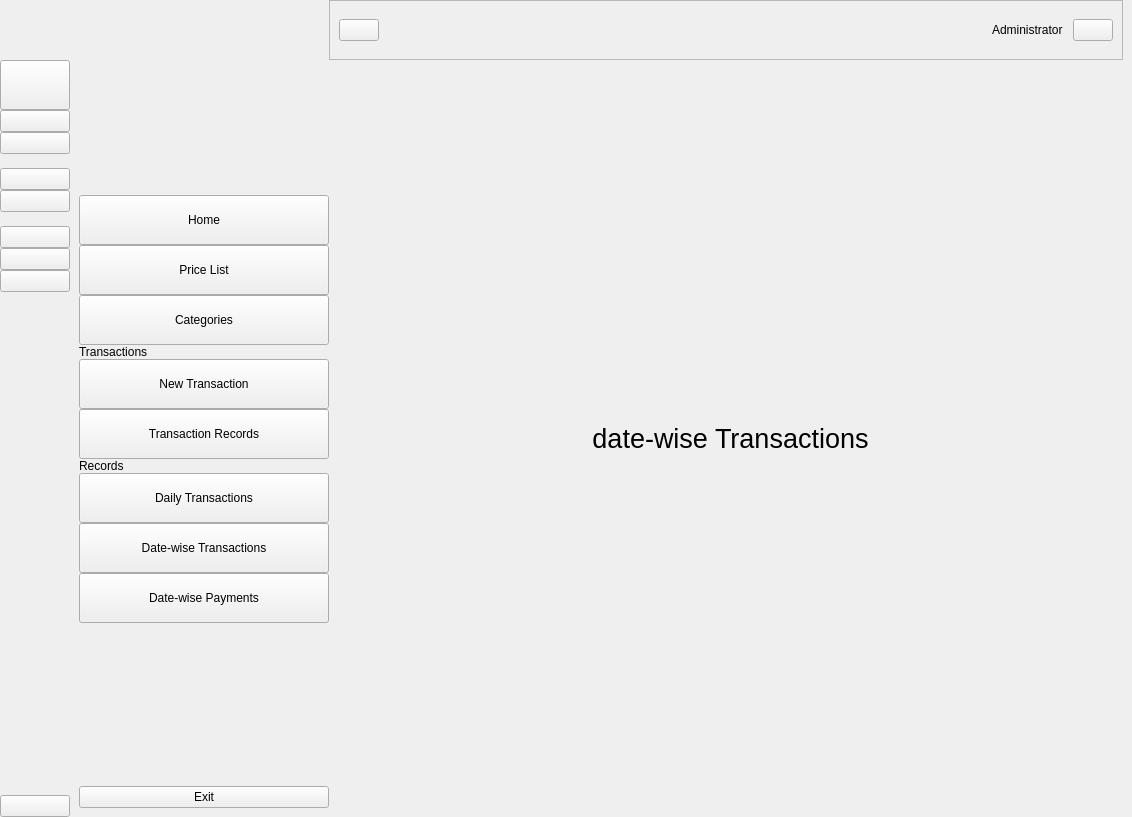
This is BDPS.ui in GildaFeb/Transaction-Management-System as Qt 5 draws it before an edit. The edited form follows.
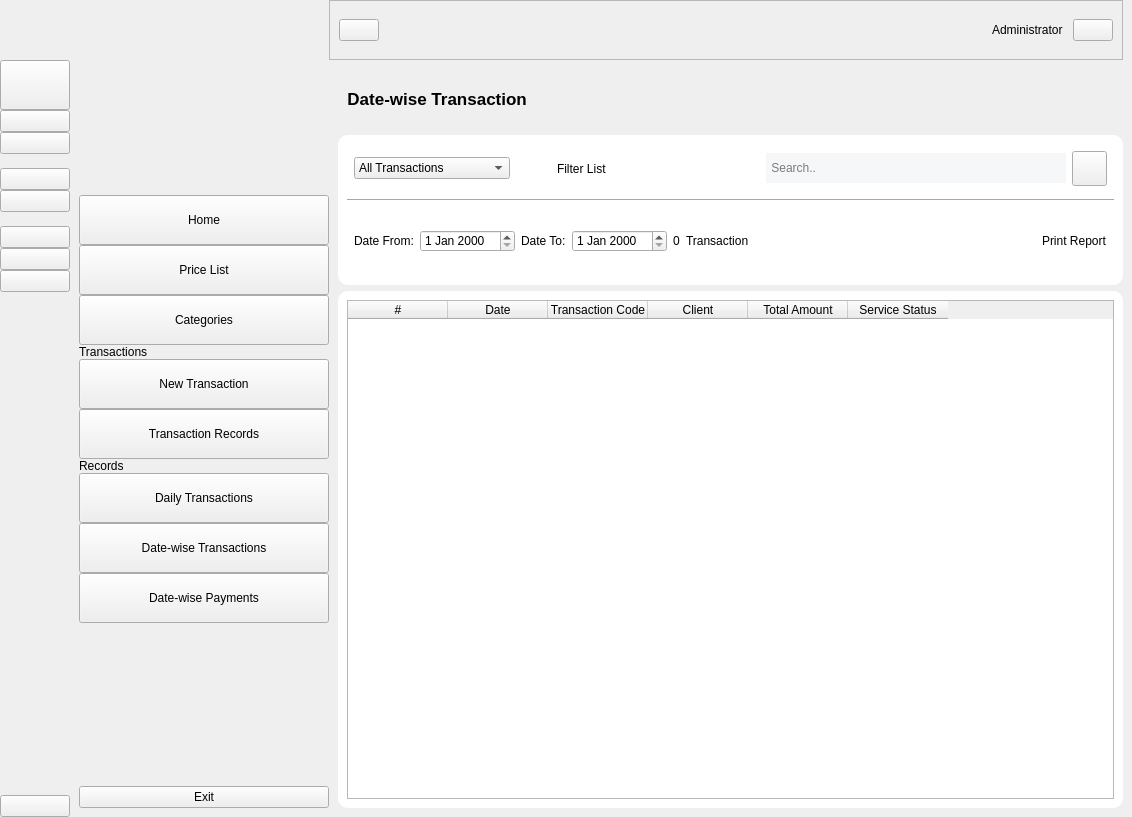
This is the edited form. The open tabs and pages were chosen to show the change. Icons and pictures are not drawn.

Commit message: 50% 3 Transaction Pages: Content and Layout Added

```diff
--- a/BDPS.ui
+++ b/BDPS.ui
@@ -974,7 +974,7 @@
           </size>
          </property>
          <property name="styleSheet">
-          <string notr="true">#action_area, #table_area {
+          <string notr="true">#action_area, #table_area, #action_area_payment, #table_area_payment {
 	background-color:white;
 	border-radius: 10px;
 }
@@ -3355,74 +3355,6 @@
                      </property>
                     </widget>
                    </item>
-                   <item>
-                    <widget class="QPushButton" name="pushButton_2">
-                     <property name="maximumSize">
-                      <size>
-                       <width>35</width>
-                       <height>35</height>
-                      </size>
-                     </property>
-                     <property name="baseSize">
-                      <size>
-                       <width>35</width>
-                       <height>35</height>
-                      </size>
-                     </property>
-                     <property name="cursor">
-                      <cursorShape>PointingHandCursor</cursorShape>
-                     </property>
-                     <property name="text">
-                      <string/>
-                     </property>
-                     <property name="icon">
-                      <iconset resource="resource.qrc">
-                       <normaloff>:/icon/icon/search-13-48.ico</normaloff>:/icon/icon/search-13-48.ico</iconset>
-                     </property>
-                    </widget>
-                   </item>
-                   <item>
-                    <widget class="QLineEdit" name="search">
-                     <property name="minimumSize">
-                      <size>
-                       <width>0</width>
-                       <height>30</height>
-                      </size>
-                     </property>
-                     <property name="maximumSize">
-                      <size>
-                       <width>16777215</width>
-                       <height>30</height>
-                      </size>
-                     </property>
-                     <property name="frame">
-                      <bool>false</bool>
-                     </property>
-                     <property name="placeholderText">
-                      <string>Search..</string>
-                     </property>
-                    </widget>
-                   </item>
-                   <item>
-                    <widget class="QLabel" name="label_46">
-                     <property name="text">
-                      <string>Date From:</string>
-                     </property>
-                    </widget>
-                   </item>
-                   <item>
-                    <widget class="QDateEdit" name="dateEdit_4"/>
-                   </item>
-                   <item>
-                    <widget class="QLabel" name="label_47">
-                     <property name="text">
-                      <string>Date To:</string>
-                     </property>
-                    </widget>
-                   </item>
-                   <item>
-                    <widget class="QDateEdit" name="dateEdit_5"/>
-                   </item>
                    <item>
                     <layout class="QHBoxLayout" name="horizontalLayout_31">
                      <property name="spacing">
@@ -3524,18 +3456,429 @@
          <widget class="QWidget" name="datewise_transactions">
           <layout class="QGridLayout" name="gridLayout_8">
            <item row="0" column="0">
-            <widget class="QLabel" name="datewise_payments">
-             <property name="font">
-              <font>
-               <pointsize>20</pointsize>
-              </font>
+            <widget class="QWidget" name="widget_30" native="true">
+             <property name="styleSheet">
+              <string notr="true">#date_wise, #date_wise_table {
+	background-color:white;
+	border-radius: 10px;
+}
+
+#separator2 {
+	background-color: #d6d9e1;
+}
+#search1{
+	background-color: #f5f7f9;
+
+}
+</string>
              </property>
-             <property name="text">
-              <string>date-wise Transactions</string>
-             </property>
-             <property name="alignment">
-              <set>Qt::AlignCenter</set>
-             </property>
+             <layout class="QVBoxLayout" name="verticalLayout_27">
+              <property name="leftMargin">
+               <number>0</number>
+              </property>
+              <property name="topMargin">
+               <number>0</number>
+              </property>
+              <property name="rightMargin">
+               <number>0</number>
+              </property>
+              <property name="bottomMargin">
+               <number>0</number>
+              </property>
+              <item>
+               <widget class="QLabel" name="label_47">
+                <property name="minimumSize">
+                 <size>
+                  <width>0</width>
+                  <height>60</height>
+                 </size>
+                </property>
+                <property name="maximumSize">
+                 <size>
+                  <width>16777215</width>
+                  <height>60</height>
+                 </size>
+                </property>
+                <property name="baseSize">
+                 <size>
+                  <width>0</width>
+                  <height>0</height>
+                 </size>
+                </property>
+                <property name="font">
+                 <font>
+                  <pointsize>13</pointsize>
+                  <weight>75</weight>
+                  <bold>true</bold>
+                 </font>
+                </property>
+                <property name="text">
+                 <string>  Date-wise Transaction</string>
+                </property>
+               </widget>
+              </item>
+              <item>
+               <widget class="QWidget" name="widget_31" native="true">
+                <property name="sizePolicy">
+                 <sizepolicy hsizetype="Preferred" vsizetype="Expanding">
+                  <horstretch>0</horstretch>
+                  <verstretch>0</verstretch>
+                 </sizepolicy>
+                </property>
+                <layout class="QVBoxLayout" name="verticalLayout_29">
+                 <property name="leftMargin">
+                  <number>0</number>
+                 </property>
+                 <property name="topMargin">
+                  <number>0</number>
+                 </property>
+                 <property name="rightMargin">
+                  <number>0</number>
+                 </property>
+                 <property name="bottomMargin">
+                  <number>0</number>
+                 </property>
+                 <item>
+                  <widget class="QWidget" name="date_wise" native="true">
+                   <property name="minimumSize">
+                    <size>
+                     <width>0</width>
+                     <height>150</height>
+                    </size>
+                   </property>
+                   <property name="maximumSize">
+                    <size>
+                     <width>16777215</width>
+                     <height>150</height>
+                    </size>
+                   </property>
+                   <layout class="QVBoxLayout" name="verticalLayout_28">
+                    <item>
+                     <layout class="QHBoxLayout" name="horizontalLayout_35">
+                      <property name="leftMargin">
+                       <number>7</number>
+                      </property>
+                      <property name="topMargin">
+                       <number>7</number>
+                      </property>
+                      <property name="rightMargin">
+                       <number>7</number>
+                      </property>
+                      <property name="bottomMargin">
+                       <number>7</number>
+                      </property>
+                      <item>
+                       <layout class="QHBoxLayout" name="horizontalLayout_33">
+                        <item>
+                         <widget class="QComboBox" name="comboBox_8">
+                          <item>
+                           <property name="text">
+                            <string>All Transactions</string>
+                           </property>
+                          </item>
+                          <item>
+                           <property name="text">
+                            <string>Succesful Transactions</string>
+                           </property>
+                          </item>
+                          <item>
+                           <property name="text">
+                            <string>Pending Transactions</string>
+                           </property>
+                          </item>
+                          <item>
+                           <property name="text">
+                            <string>Failed Transactions</string>
+                           </property>
+                          </item>
+                         </widget>
+                        </item>
+                        <item alignment="Qt::AlignRight">
+                         <widget class="QPushButton" name="pushButton_9">
+                          <property name="minimumSize">
+                           <size>
+                            <width>35</width>
+                            <height>35</height>
+                           </size>
+                          </property>
+                          <property name="maximumSize">
+                           <size>
+                            <width>30</width>
+                            <height>30</height>
+                           </size>
+                          </property>
+                          <property name="baseSize">
+                           <size>
+                            <width>50</width>
+                            <height>50</height>
+                           </size>
+                          </property>
+                          <property name="text">
+                           <string/>
+                          </property>
+                          <property name="icon">
+                           <iconset resource="resource.qrc">
+                            <normaloff>:/icon/icon/01lighticons-02full.png</normaloff>:/icon/icon/01lighticons-02full.png</iconset>
+                          </property>
+                          <property name="iconSize">
+                           <size>
+                            <width>50</width>
+                            <height>50</height>
+                           </size>
+                          </property>
+                          <property name="flat">
+                           <bool>true</bool>
+                          </property>
+                         </widget>
+                        </item>
+                        <item alignment="Qt::AlignRight">
+                         <widget class="QLabel" name="label_49">
+                          <property name="text">
+                           <string>Filter List</string>
+                          </property>
+                         </widget>
+                        </item>
+                       </layout>
+                      </item>
+                      <item>
+                       <spacer name="horizontalSpacer_13">
+                        <property name="orientation">
+                         <enum>Qt::Horizontal</enum>
+                        </property>
+                        <property name="sizeHint" stdset="0">
+                         <size>
+                          <width>318</width>
+                          <height>20</height>
+                         </size>
+                        </property>
+                       </spacer>
+                      </item>
+                      <item>
+                       <widget class="QLineEdit" name="search1">
+                        <property name="minimumSize">
+                         <size>
+                          <width>300</width>
+                          <height>30</height>
+                         </size>
+                        </property>
+                        <property name="maximumSize">
+                         <size>
+                          <width>16777215</width>
+                          <height>30</height>
+                         </size>
+                        </property>
+                        <property name="frame">
+                         <bool>false</bool>
+                        </property>
+                        <property name="placeholderText">
+                         <string> Search..</string>
+                        </property>
+                       </widget>
+                      </item>
+                      <item>
+                       <widget class="QPushButton" name="pushButton_10">
+                        <property name="minimumSize">
+                         <size>
+                          <width>35</width>
+                          <height>35</height>
+                         </size>
+                        </property>
+                        <property name="maximumSize">
+                         <size>
+                          <width>35</width>
+                          <height>35</height>
+                         </size>
+                        </property>
+                        <property name="text">
+                         <string/>
+                        </property>
+                        <property name="icon">
+                         <iconset resource="resource.qrc">
+                          <normaloff>:/icon/icon/search-13-48.ico</normaloff>:/icon/icon/search-13-48.ico</iconset>
+                        </property>
+                       </widget>
+                      </item>
+                     </layout>
+                    </item>
+                    <item>
+                     <widget class="QFrame" name="separator2">
+                      <property name="minimumSize">
+                       <size>
+                        <width>0</width>
+                        <height>1</height>
+                       </size>
+                      </property>
+                      <property name="maximumSize">
+                       <size>
+                        <width>16777215</width>
+                        <height>1</height>
+                       </size>
+                      </property>
+                      <property name="frameShape">
+                       <enum>QFrame::StyledPanel</enum>
+                      </property>
+                      <property name="frameShadow">
+                       <enum>QFrame::Raised</enum>
+                      </property>
+                     </widget>
+                    </item>
+                    <item>
+                     <layout class="QHBoxLayout" name="horizontalLayout_38">
+                      <property name="leftMargin">
+                       <number>7</number>
+                      </property>
+                      <property name="topMargin">
+                       <number>7</number>
+                      </property>
+                      <property name="rightMargin">
+                       <number>7</number>
+                      </property>
+                      <property name="bottomMargin">
+                       <number>7</number>
+                      </property>
+                      <item>
+                       <layout class="QHBoxLayout" name="horizontalLayout_36">
+                        <item>
+                         <widget class="QLabel" name="label_50">
+                          <property name="text">
+                           <string>Date From:</string>
+                          </property>
+                         </widget>
+                        </item>
+                        <item>
+                         <widget class="QDateEdit" name="dateEdit_5"/>
+                        </item>
+                        <item>
+                         <widget class="QLabel" name="label_51">
+                          <property name="text">
+                           <string>Date To:</string>
+                          </property>
+                         </widget>
+                        </item>
+                        <item>
+                         <widget class="QDateEdit" name="dateEdit_6"/>
+                        </item>
+                       </layout>
+                      </item>
+                      <item>
+                       <widget class="QLabel" name="label_52">
+                        <property name="text">
+                         <string>0</string>
+                        </property>
+                       </widget>
+                      </item>
+                      <item>
+                       <widget class="QLabel" name="label_53">
+                        <property name="text">
+                         <string>Transaction</string>
+                        </property>
+                       </widget>
+                      </item>
+                      <item>
+                       <spacer name="horizontalSpacer_14">
+                        <property name="orientation">
+                         <enum>Qt::Horizontal</enum>
+                        </property>
+                        <property name="sizeHint" stdset="0">
+                         <size>
+                          <width>40</width>
+                          <height>20</height>
+                         </size>
+                        </property>
+                       </spacer>
+                      </item>
+                      <item>
+                       <layout class="QHBoxLayout" name="horizontalLayout_37">
+                        <item>
+                         <widget class="QPushButton" name="pushButton_11">
+                          <property name="minimumSize">
+                           <size>
+                            <width>35</width>
+                            <height>35</height>
+                           </size>
+                          </property>
+                          <property name="maximumSize">
+                           <size>
+                            <width>35</width>
+                            <height>35</height>
+                           </size>
+                          </property>
+                          <property name="text">
+                           <string/>
+                          </property>
+                          <property name="icon">
+                           <iconset resource="resource.qrc">
+                            <normaloff>:/icon/icon/001lighticons-67full.png</normaloff>:/icon/icon/001lighticons-67full.png</iconset>
+                          </property>
+                          <property name="iconSize">
+                           <size>
+                            <width>50</width>
+                            <height>50</height>
+                           </size>
+                          </property>
+                          <property name="flat">
+                           <bool>true</bool>
+                          </property>
+                         </widget>
+                        </item>
+                        <item>
+                         <widget class="QLabel" name="label_54">
+                          <property name="text">
+                           <string>Print Report</string>
+                          </property>
+                         </widget>
+                        </item>
+                       </layout>
+                      </item>
+                     </layout>
+                    </item>
+                   </layout>
+                  </widget>
+                 </item>
+                 <item>
+                  <widget class="QWidget" name="date_wise_table" native="true">
+                   <layout class="QVBoxLayout" name="verticalLayout_30">
+                    <item>
+                     <widget class="QTableWidget" name="tableWidget_3">
+                      <column>
+                       <property name="text">
+                        <string>#</string>
+                       </property>
+                      </column>
+                      <column>
+                       <property name="text">
+                        <string>Date</string>
+                       </property>
+                      </column>
+                      <column>
+                       <property name="text">
+                        <string>Transaction Code</string>
+                       </property>
+                      </column>
+                      <column>
+                       <property name="text">
+                        <string>Client</string>
+                       </property>
+                      </column>
+                      <column>
+                       <property name="text">
+                        <string>Total Amount</string>
+                       </property>
+                      </column>
+                      <column>
+                       <property name="text">
+                        <string>Service Status</string>
+                       </property>
+                      </column>
+                     </widget>
+                    </item>
+                   </layout>
+                  </widget>
+                 </item>
+                </layout>
+               </widget>
+              </item>
+             </layout>
             </widget>
            </item>
           </layout>
```
Left out of the diff: 284 changed lines with no effect on the pictures. The commit also changes 4 other files.
